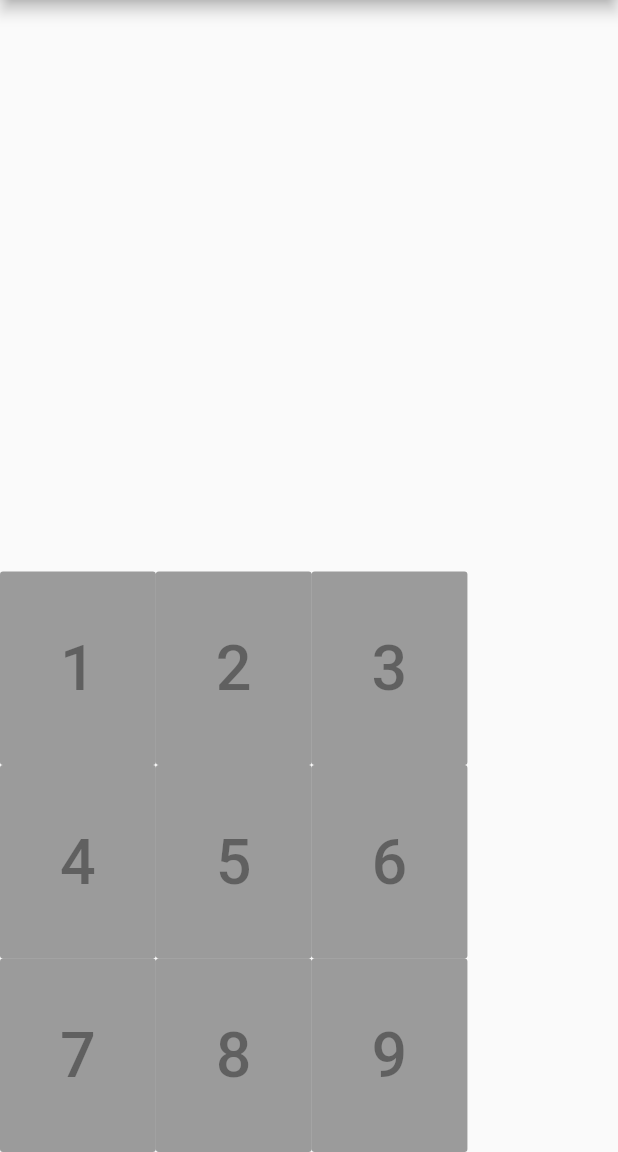
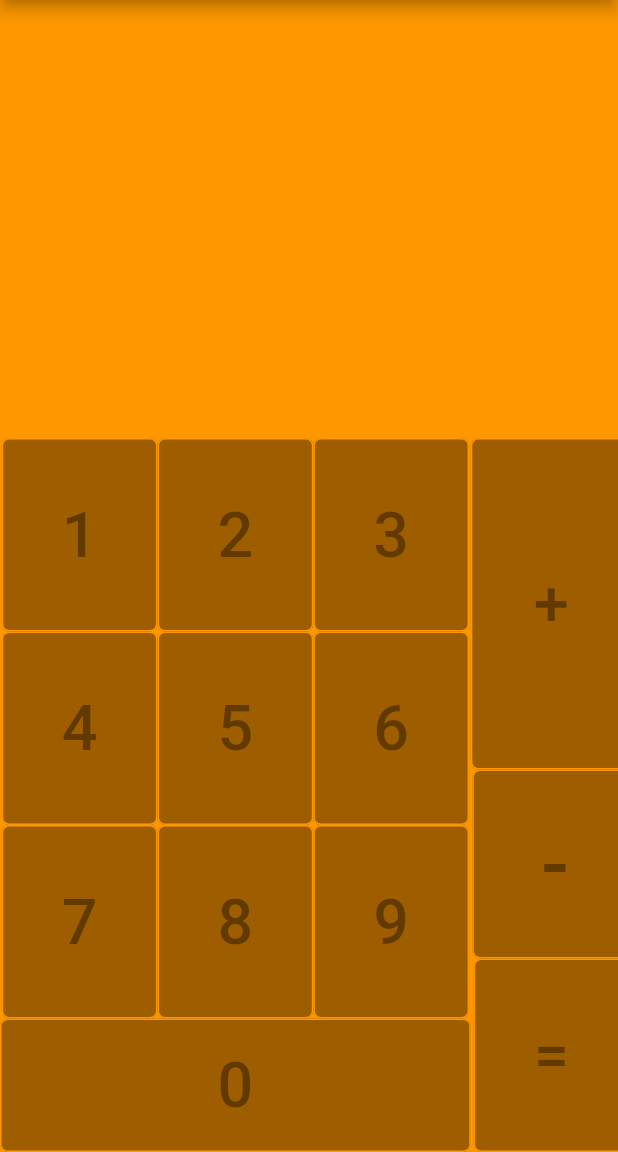
Before and after one commit to Abhijnanbajpai/calculator, a Flutter app: the screen it shows after launch, on a phone screen of 412 x 824 dp, the part 84-1236 px from its top. Run offline on Flutter 3.47's test engine with Material 2 defaults, Android fonts, the phone set to English and light mode, and no system bars.

Commit message:
New buttons

```diff
--- a/calculator/lib/main.dart
+++ b/calculator/lib/main.dart
@@ -20,13 +20,16 @@ class MyHome extends State<MyApp> {
             appBar: AppBar(
               title: Text("The simple calculator"),
             ),
+            backgroundColor: Colors.orange,
             body: Center(
-              child: Column(
+                child: Row(
+              mainAxisAlignment: MainAxisAlignment.spaceEvenly,
+              mainAxisSize: MainAxisSize.min,
+              children: <Widget>[
+                Column(
                   mainAxisAlignment: MainAxisAlignment.end,
                   children: <Widget>[
                     Row(
-                    mainAxisAlignment: MainAxisAlignment.start,
-
                       children: <Widget>[
                         RaisedButton(
                           onPressed: null,
@@ -35,6 +38,9 @@ class MyHome extends State<MyApp> {
                             "1",
                             textScaleFactor: 3,
                           ),
+                          shape: RoundedRectangleBorder(
+                              side: BorderSide(color: Colors.orange),
+                              borderRadius: BorderRadius.circular(5)),
                         ),
                         RaisedButton(
                           onPressed: null,
@@ -43,6 +49,9 @@ class MyHome extends State<MyApp> {
                             "2",
                             textScaleFactor: 3,
                           ),
+                          shape: RoundedRectangleBorder(
+                              side: BorderSide(color: Colors.orange),
+                              borderRadius: BorderRadius.circular(5)),
                         ),
                         RaisedButton(
                           onPressed: null,
@@ -51,10 +60,13 @@ class MyHome extends State<MyApp> {
                             "3",
                             textScaleFactor: 3,
                           ),
+                          shape: RoundedRectangleBorder(
+                              side: BorderSide(color: Colors.orange),
+                              borderRadius: BorderRadius.circular(5)),
                         ),
-                  ],),
+                      ],
+                    ),
                     Row(
-                    mainAxisAlignment: MainAxisAlignment.start,
                       children: <Widget>[
                         RaisedButton(
                           onPressed: null,
@@ -63,6 +75,9 @@ class MyHome extends State<MyApp> {
                             "4",
                             textScaleFactor: 3,
                           ),
+                          shape: RoundedRectangleBorder(
+                              side: BorderSide(color: Colors.orange),
+                              borderRadius: BorderRadius.circular(5)),
                         ),
                         RaisedButton(
                           onPressed: null,
@@ -71,6 +86,9 @@ class MyHome extends State<MyApp> {
                             "5",
                             textScaleFactor: 3,
                           ),
+                          shape: RoundedRectangleBorder(
+                              side: BorderSide(color: Colors.orange),
+                              borderRadius: BorderRadius.circular(5)),
                         ),
                         RaisedButton(
                           onPressed: null,
@@ -79,10 +97,13 @@ class MyHome extends State<MyApp> {
                             "6",
                             textScaleFactor: 3,
                           ),
+                          shape: RoundedRectangleBorder(
+                              side: BorderSide(color: Colors.orange),
+                              borderRadius: BorderRadius.circular(5)),
                         ),
-                  ],),
+                      ],
+                    ),
                     Row(
-                    mainAxisAlignment: MainAxisAlignment.start,
                       children: <Widget>[
                         RaisedButton(
                           onPressed: null,
@@ -91,6 +112,9 @@ class MyHome extends State<MyApp> {
                             "7",
                             textScaleFactor: 3,
                           ),
+                          shape: RoundedRectangleBorder(
+                              side: BorderSide(color: Colors.orange),
+                              borderRadius: BorderRadius.circular(5)),
                         ),
                         RaisedButton(
                           onPressed: null,
@@ -99,6 +123,9 @@ class MyHome extends State<MyApp> {
                             "8",
                             textScaleFactor: 3,
                           ),
+                          shape: RoundedRectangleBorder(
+                              side: BorderSide(color: Colors.orange),
+                              borderRadius: BorderRadius.circular(5)),
                         ),
                         RaisedButton(
                           onPressed: null,
@@ -107,26 +134,72 @@ class MyHome extends State<MyApp> {
                             "9",
                             textScaleFactor: 3,
                           ),
+                          shape: RoundedRectangleBorder(
+                              side: BorderSide(color: Colors.orange),
+                              borderRadius: BorderRadius.circular(5)),
                         ),
-                  ],),
                       ],
                     ),
-            )));
-  }
-}
-
-class Button extends State<MyApp> {
-  @override
-  Widget build(BuildContext context) {
-    // TODO: implement build
-    return RaisedButton(
+                    Row(
+                        mainAxisAlignment: MainAxisAlignment.start,
+                        children: <Widget>[
+                          RaisedButton(
+                            onPressed: null,
+                            padding: EdgeInsets.only(
+                                left: 145, right: 145, bottom: 20, top: 20),
+                            child: Text(
+                              "0",
+                              textScaleFactor: 3,
+                            ),
+                            shape: RoundedRectangleBorder(
+                                side: BorderSide(color: Colors.orange),
+                                borderRadius: BorderRadius.circular(5)),
+                          ),
+                        ]),
+                  ],
+                ),
+                Column(
+                  crossAxisAlignment: CrossAxisAlignment.end,
+                  mainAxisAlignment: MainAxisAlignment.end,
+                  children: <Widget>[
+                    RaisedButton(
+                      onPressed: null,
+                      padding: EdgeInsets.only(
+                          bottom: 86, top: 86, left: 42, right: 40),
+                      child: Text(
+                        "+",
+                        textScaleFactor: 3,
+                      ),
+                      shape: RoundedRectangleBorder(
+                          side: BorderSide(color: Colors.orange),
+                          borderRadius: BorderRadius.circular(5)),
+                    ),
+                    RaisedButton(
+                      onPressed: null,
+                      padding: EdgeInsets.only(
+                          left: 46, right: 40, top: 30, bottom: 30),
+                      child: Text(
+                        "-",
+                        textScaleFactor: 4,
+                      ),
+                      shape: RoundedRectangleBorder(
+                          side: BorderSide(color: Colors.orange),
+                          borderRadius: BorderRadius.circular(5)),
+                    ),
+                    RaisedButton(
                       onPressed: null,
                       padding: EdgeInsets.all(40),
                       child: Text(
-                      "1",
+                        "=",
                         textScaleFactor: 3,
                       ),
-                  );
+                      shape: RoundedRectangleBorder(
+                          side: BorderSide(color: Colors.orange),
+                          borderRadius: BorderRadius.circular(5)),
+                    ),
+                  ],
+                )
+              ],
+            ))));
   }
-
 }
```
Lines whose indentation alone changed are shown as unchanged.
